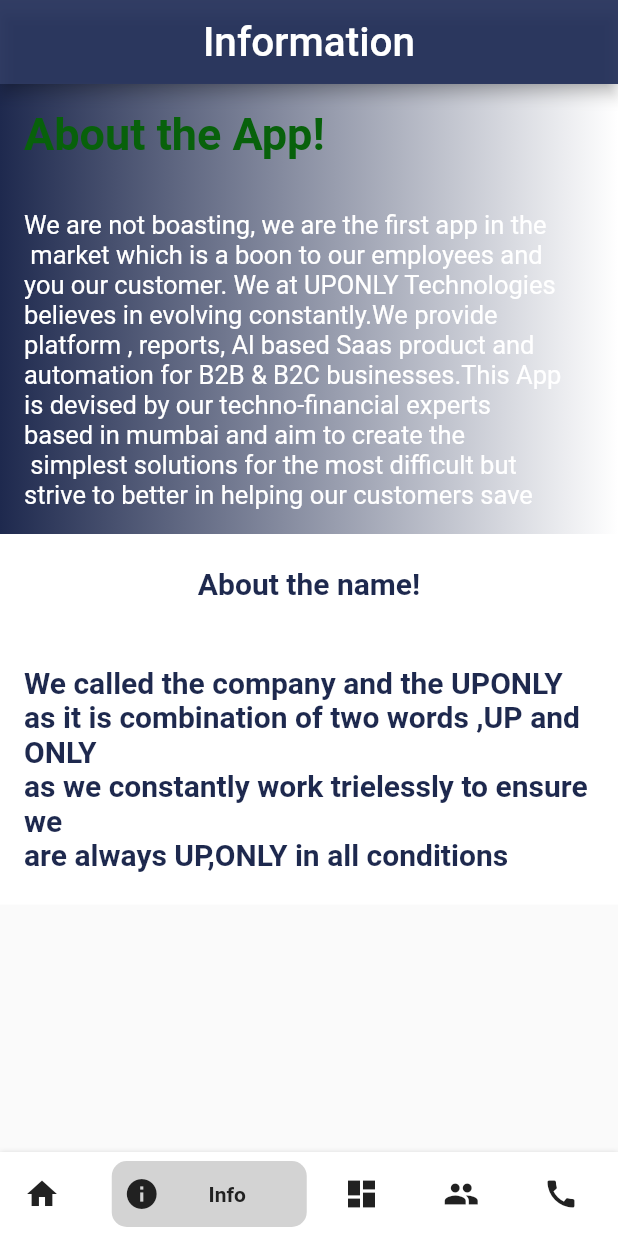
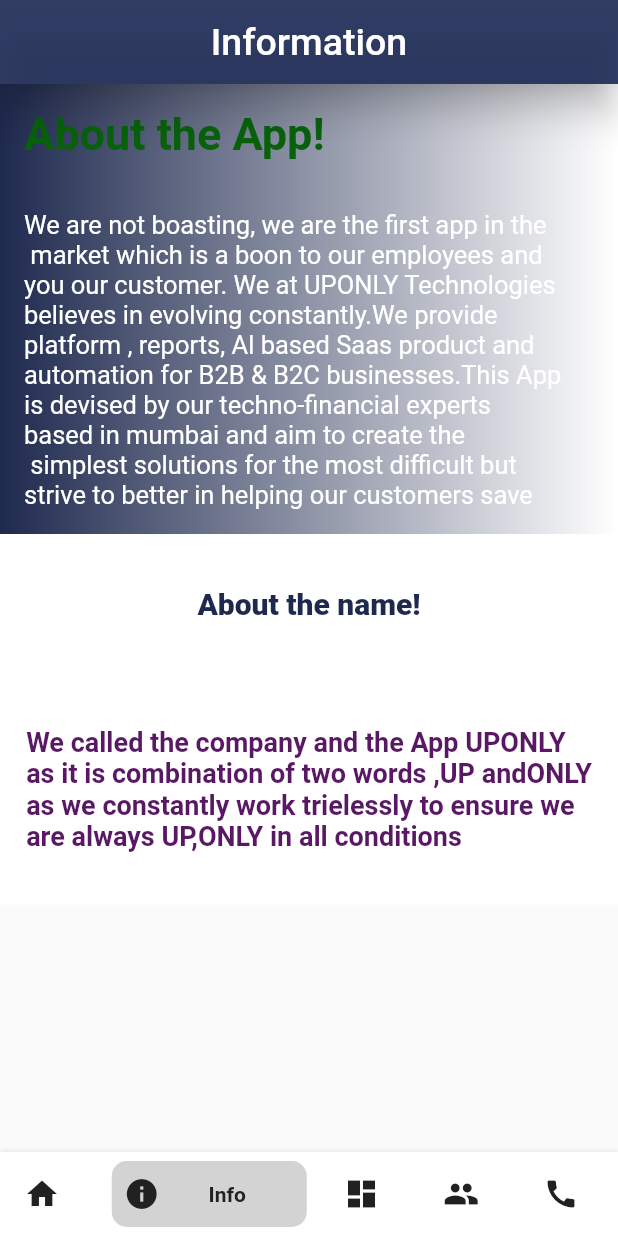
Before and after one commit to Awaizkazi/state_management, a Flutter app: the screen it shows after launch, item 2 of the bottom bar chosen, on a phone screen of 412 x 824 dp. Run offline on Flutter 3.47's test engine with Material 2 defaults, Android fonts, the phone set to English and light mode, and no system bars; drawn by our look-alikes of bottom_navy_bar; our stand-ins replace get.

Commit message:
Info Done Somechnges Remaining

```diff
--- a/lib/UpOnly Login/Screens/info_screen.dart
+++ b/lib/UpOnly Login/Screens/info_screen.dart
@@ -12,11 +12,12 @@ class _InfoScreenState extends State<InfoScreen> {
   Widget build(BuildContext context) {
     return Scaffold(
         appBar: AppBar(
+          elevation: 10,
           backgroundColor: Color.fromARGB(231, 29, 42, 85),
           centerTitle: true,
           title: Text(
             'Information',
-            style: TextStyle(fontSize: 27),
+            style: TextStyle(fontSize: 25),
           ),
         ),
         body: Column(
@@ -75,7 +76,7 @@ class _InfoScreenState extends State<InfoScreen> {
                       'About the name!',
                       style: TextStyle(
                         fontSize: 20,
-                        fontWeight: FontWeight.bold,
+                        fontWeight: FontWeight.w900,
                         color: Color(0xff1E294E),
                       ),
                     ),
@@ -83,11 +84,11 @@ class _InfoScreenState extends State<InfoScreen> {
                   Padding(
                     padding: const EdgeInsets.all(16.0),
                     child: Text(
-                      'We called the company and the UPONLY\nas it is combination of two words ,UP and ONLY\nas we constantly work trielessly to ensure we\nare always UP,ONLY in all conditions',
+                      'We called the company and the App UPONLY\nas it is combination of two words ,UP andONLY\nas we constantly work trielessly to ensure we\nare always UP,ONLY in all conditions',
                       style: TextStyle(
-                        fontSize: 20,
+                        fontSize: 18,
                         fontWeight: FontWeight.bold,
-                        color: Color(0xff1E294E),
+                        color: Color.fromARGB(255, 89, 24, 100),
                       ),
                     ),
                   ),
```
